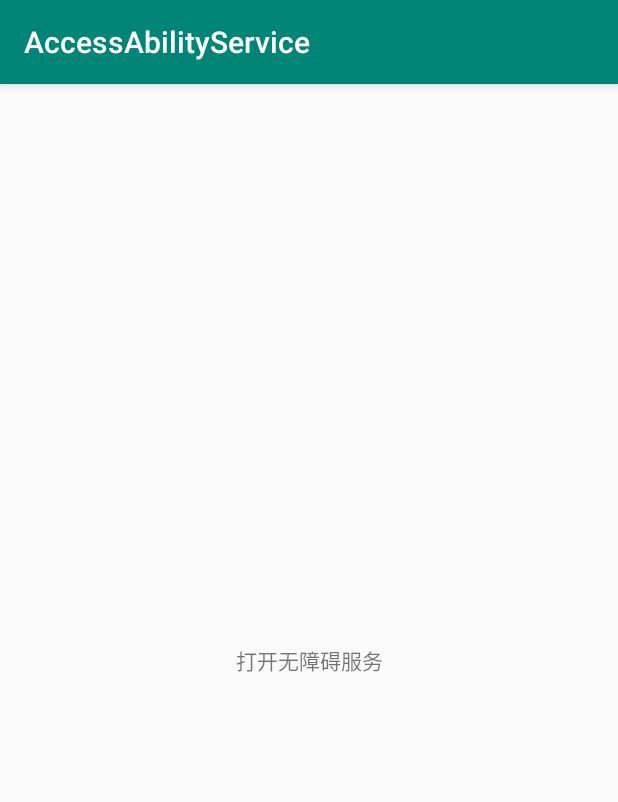
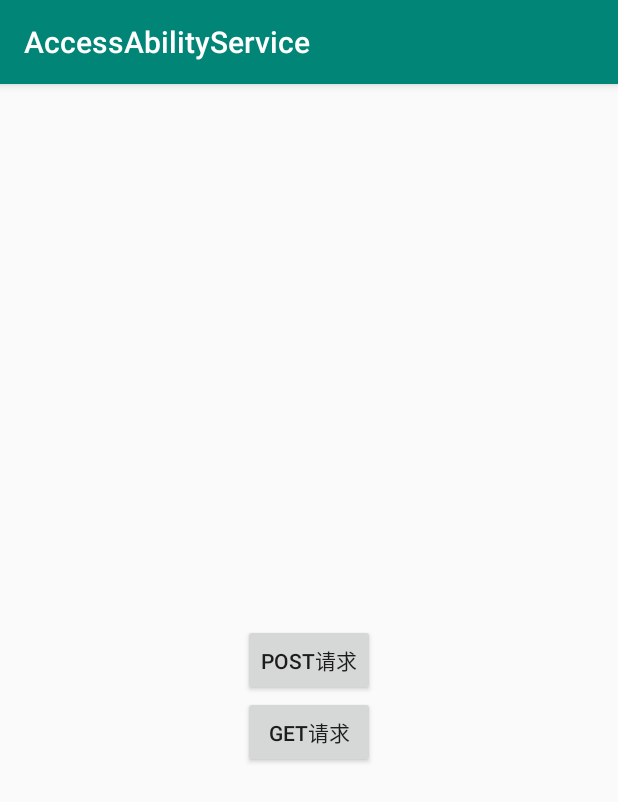
Before and after one commit to WilsonLuck/CustomWebviewProject, an Android app: the screen it shows after launch (MainActivity), on a phone screen of 412 x 824 dp. Shown: the top 802 px of the screen. Run offline under Robolectric (Android 15) with nearby library versions, the phone set to English and light mode, and no system bars; libraries missing offline, so code that uses them is left out: com.orhanobut.logger; 2 statements that could not run were skipped.

```diff
--- a/app/src/main/java/com/play/accessabilityservice/api/PreIntercepet.java
+++ b/app/src/main/java/com/play/accessabilityservice/api/PreIntercepet.java
@@ -222,7 +222,6 @@ public final class PreIntercepet implements Interceptor {
             }
             requestMsg.append("└───────────────────────────────────────────────────RESPONSE_HEADERS─────────────────────────────────────────────────────────────\n");
 
-
             if (!logBody || !HttpHeaders.hasBody(response)) {
                 requestMsg.append("<-------------------------- END HTTP").append("\n");
             } else if (bodyEncoded(response.headers())) {
--- a/app/src/main/res/layout/activity_main.xml
+++ b/app/src/main/res/layout/activity_main.xml
@@ -6,14 +6,21 @@
     android:layout_height="match_parent"
     tools:context=".MainActivity">
 
-    <TextView
+    <Button
+        android:id="@+id/btn_post"
         android:layout_width="wrap_content"
         android:layout_height="wrap_content"
-        android:text="打开无障碍服务"
-        android:id="@+id/tv_btn_go_setting"
+        android:text="post请求"
         app:layout_constraintBottom_toBottomOf="parent"
         app:layout_constraintLeft_toLeftOf="parent"
         app:layout_constraintRight_toRightOf="parent"
         app:layout_constraintTop_toTopOf="parent" />
 
+    <Button
+        android:id="@+id/btn_get"
+        android:layout_width="wrap_content"
+        android:layout_height="wrap_content"
+        android:text="get请求"
+        app:layout_constraintLeft_toLeftOf="@id/btn_post"
+        app:layout_constraintTop_toBottomOf="@id/btn_post" />
 </androidx.constraintlayout.widget.ConstraintLayout>
```
Also changed, not shown: app/src/main/java/com/play/accessabilityservice/MainActivity.kt (+18 -2 lines), app/src/main/java/com/play/accessabilityservice/WebviewActivity.kt (+30 -28 lines), app/src/main/java/com/play/accessabilityservice/api/InternalOkHttpClient.kt (+53 -18 lines), 1 other file.
